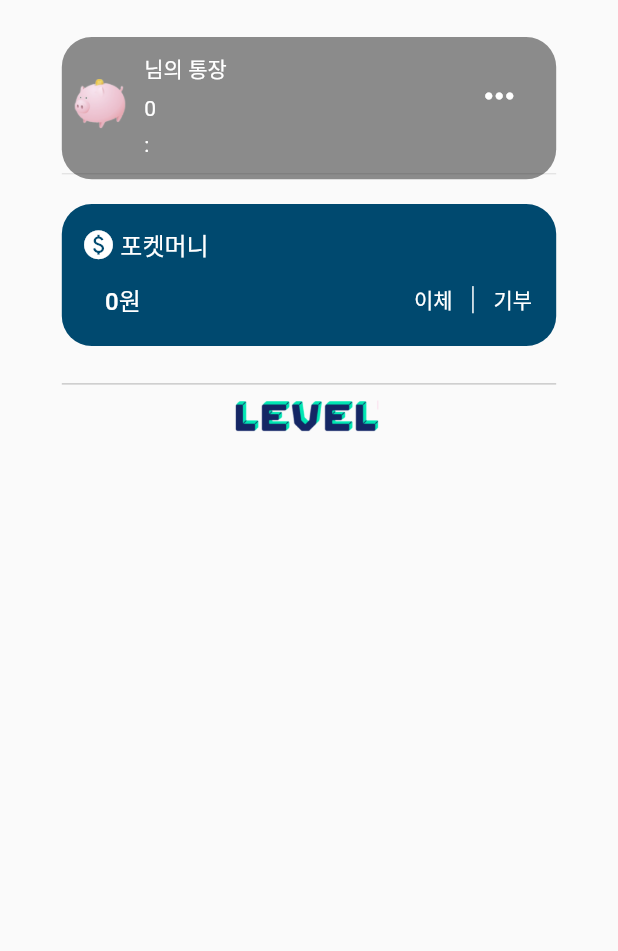
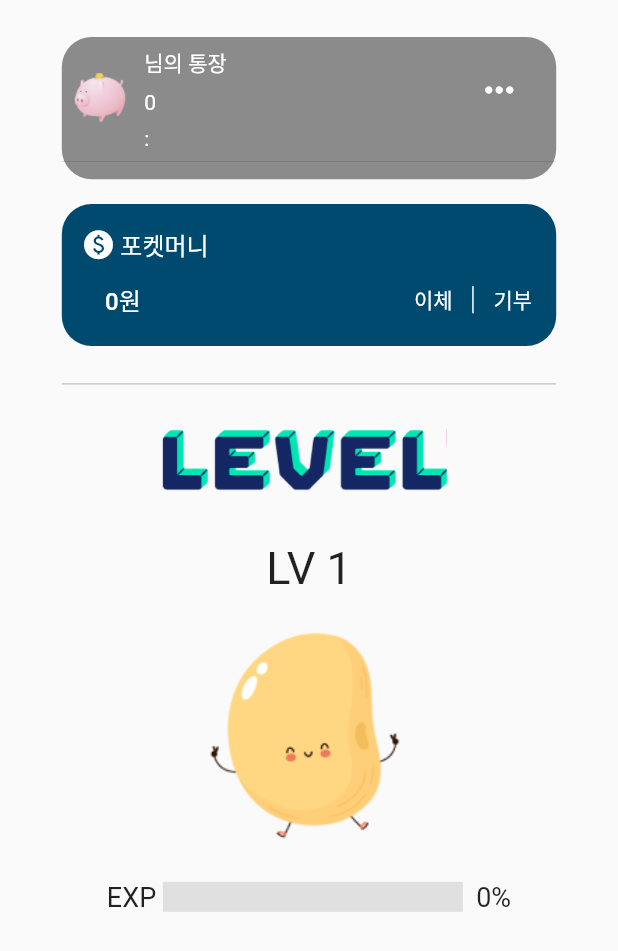
Before and after one commit to byh9811/SSOK, a Flutter app: the AllRegisteredPocket widget shown alone on an empty page, opened directly, on a phone screen of 412 x 824 dp. Shown: the top 951 px of the screen. Run offline on Flutter 3.47's test engine with Material 2 defaults, Android fonts, the phone set to English and light mode, and no system bars; our stand-ins replace dotted_border, file_picker, flutter_blue, flutter_svg, image_picker, local_auth and 3 more; missing offline and left inert: flutter_naver_map, nearby_connections, nfc_manager, remedi_kopo, shake, u_credit_card; accounts and stored records are empty; network calls fail.

Commit message:
feat : pocket 다마고찌

```diff
--- a/ssok/lib/screens/mainpage/pocket_page.dart
+++ b/ssok/lib/screens/mainpage/pocket_page.dart
@@ -19,6 +19,9 @@ class _PocketPageState extends State<PocketPage> {
   int? seq;
   String? accountNum;
   int? pocketMoney;
+  int? pocketTotalDonate;
+  int? pocketTotalPoint;
+
 
   @override
   void initState() {
@@ -78,6 +81,8 @@ void getPocket()async{
       print(jsonDecode(utf8.decode(response.bodyBytes)));
       setState(() {
         pocketMoney = jsonData['response']['pocketSaving'];
+        pocketTotalDonate = jsonData['response']['pocketTotalDonate'];
+        pocketTotalPoint = jsonData['response']['pocketTotalPoint'];
       });
     } else {
       print("에러다 에러");
@@ -94,7 +99,8 @@ void getPocket()async{
     }else if(pocketMoney==null){
       return RegisteredPocket();
     }else{
-      return AllRegisteredPocket();
+      return AllRegisteredPocket(pocketTotalDonate: pocketTotalDonate,
+  pocketTotalPoint: pocketTotalPoint,);
     }
   }
 }
--- a/ssok/lib/widgets/pockets/all_registered_pocket.dart
+++ b/ssok/lib/widgets/pockets/all_registered_pocket.dart
@@ -3,13 +3,63 @@ import 'package:ssok/widgets/pockets/childrens/my_account.dart';
 import 'package:ssok/widgets/pockets/childrens/my_pocket.dart';
 
 class AllRegisteredPocket extends StatefulWidget {
-  const AllRegisteredPocket({super.key});
-
+  const AllRegisteredPocket({super.key, this.pocketTotalDonate, this.pocketTotalPoint});
+  final int? pocketTotalDonate;
+  final int? pocketTotalPoint;
   @override
   State<AllRegisteredPocket> createState() => _AllRegisteredPocketState();
 }
 
 class _AllRegisteredPocketState extends State<AllRegisteredPocket> {
+int level = 0;
+double exp = 0;
+String name = "";
+
+@override
+  void initState() {
+    // TODO: implement initState
+    super.initState();
+    int pd = widget.pocketTotalDonate ?? 0;
+    int pp = widget.pocketTotalPoint ?? 0;
+
+    int sum = pd+pp;
+
+    if(0<=sum && sum<10000){
+      setState(() {
+        level = 0;
+        exp = (sum)/10000.0;
+        name = "LV 1";
+      });
+    }else if(10000 <= sum && sum <50000){
+      print("?");
+      setState(() {
+        level = 1;
+        exp = (sum-10000)/50000.0;
+        name = "LV 2";
+      });
+    }else if(50000 <= sum && sum <300000){
+      setState(() {
+        level = 2;
+        exp = (sum-50000)/300000.0;
+        name = "LV 3";
+      });
+    }else if(300000 <= sum && sum <1000000){
+      setState(() {
+        level = 3;
+        exp = (sum-300000)/1000000.0;
+        name = "LV 4";
+      });
+    }else{
+      setState(() {
+        level = 4;
+        exp = 1;
+        name = "LV 5";
+      });
+    }
+
+
+  }
+
   @override
   Widget build(BuildContext context) {
     double screenWidth = MediaQuery.of(context).size.width;
@@ -31,11 +81,42 @@ class _AllRegisteredPocketState extends State<AllRegisteredPocket> {
           endIndent: screenWidth * 0.1,
           color: Color(0xFFB2B2B2),
         ),
+        SizedBox(height: screenHeight * 0.01),
         Image.asset(
           "assets/level.png",
-          height: 40,
-        )
-      ],
+          height: 80,
+        ),
+        SizedBox(height: screenHeight * 0.02),
+        Text(name,style: TextStyle(
+    fontSize: 30)),
+        SizedBox(height: screenHeight * 0.02),
+        Image.asset(
+          "assets/level${level}.png",
+          height: 150,
+        ),
+        SizedBox(height: screenHeight * 0.03),
+        Row(
+          mainAxisAlignment: MainAxisAlignment.center,
+          children:[
+          Text("EXP ",style: TextStyle(
+    fontSize: 18)),
+          SizedBox(
+            width:200,
+            child:LinearProgressIndicator(
+              value:exp, // 진행 상태를 나타내는 값
+              minHeight: 20, // 프로그레스 바의 높이
+              backgroundColor: Colors.grey[300], // 배경 색상
+              valueColor: AlwaysStoppedAnimation<Color>(Colors.blue), // 진행 바 색상
+            )
+          ),
+          // Icon(
+          //   Icons.help_center,
+          //   color: Colors.blue,
+          // ),
+          Text("  "+((exp*100).toInt()).toString() + "%",style: TextStyle(
+    fontSize: 18)),
+        ]),
+      ]
     );
   }
 }
--- a/ssok/lib/widgets/pockets/childrens/my_account.dart
+++ b/ssok/lib/widgets/pockets/childrens/my_account.dart
@@ -85,7 +85,7 @@ class _MyAccountState extends State<MyAccount> {
                   ),
                 ),
                 SizedBox(
-                  height: screenHeight * 0.11,
+                  height: screenHeight * 0.1,
                   child: Column(
                     crossAxisAlignment: CrossAxisAlignment.start,
                     mainAxisAlignment: MainAxisAlignment.center,
```
Also changed, not shown: ssok/assets/level0.png (added), ssok/assets/level1.png (added), ssok/assets/level2.png (added), ssok/assets/level3.png (added), ssok/assets/level4.png (added).
